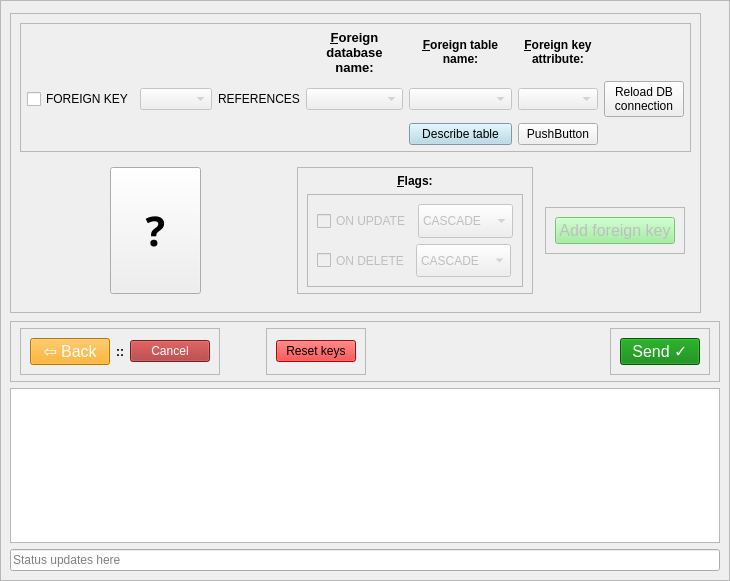
The window that create_table_constructor.ui (TiReks33/adb-explorer) describes before a commit, drawn with Qt 5.
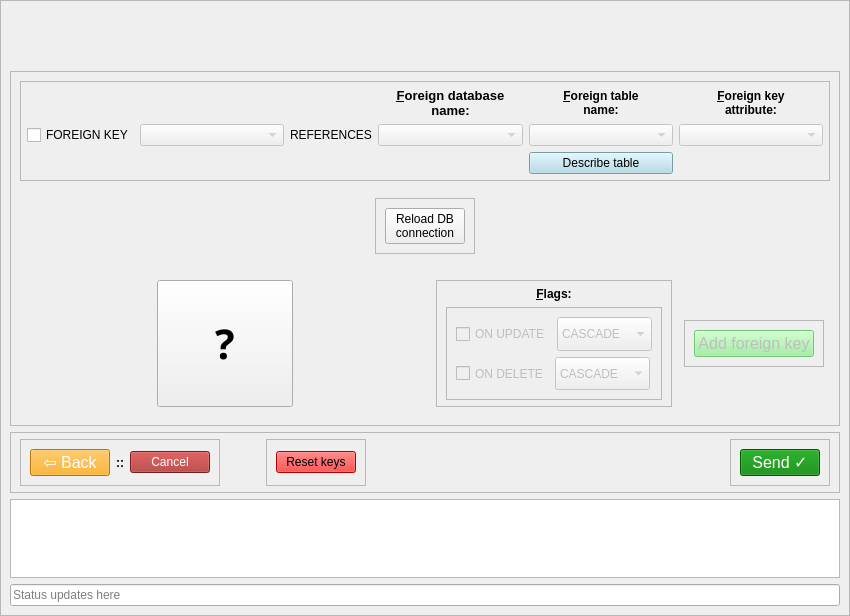
The same window after the commit. The open tabs and pages were chosen to show the change.

```diff
--- a/create_table_constructor.ui
+++ b/create_table_constructor.ui
@@ -6,19 +6,19 @@
    <rect>
     <x>0</x>
     <y>0</y>
-    <width>730</width>
-    <height>581</height>
+    <width>850</width>
+    <height>616</height>
    </rect>
   </property>
   <property name="sizePolicy">
-   <sizepolicy hsizetype="Expanding" vsizetype="Expanding">
+   <sizepolicy hsizetype="Preferred" vsizetype="Preferred">
     <horstretch>0</horstretch>
     <verstretch>0</verstretch>
    </sizepolicy>
   </property>
   <property name="minimumSize">
    <size>
-    <width>730</width>
+    <width>850</width>
     <height>581</height>
    </size>
   </property>
@@ -32,7 +32,7 @@
    <enum>QFrame::Raised</enum>
   </property>
   <property name="currentIndex">
-   <number>2</number>
+   <number>0</number>
   </property>
   <widget class="QWidget" name="page">
    <layout class="QVBoxLayout" name="verticalLayout_4">
@@ -288,8 +288,6 @@
      </spacer>
     </item>
     <item>
-     <layout class="QHBoxLayout" name="horizontalLayout_6">
-      <item>
        <widget class="QFrame" name="frame_4">
         <property name="sizePolicy">
          <sizepolicy hsizetype="Preferred" vsizetype="Preferred">
@@ -749,9 +747,39 @@
                </spacer>
               </item>
               <item>
+             <layout class="QHBoxLayout" name="horizontalLayout_12">
+              <property name="leftMargin">
+               <number>0</number>
+              </property>
+              <property name="topMargin">
+               <number>0</number>
+              </property>
+              <property name="rightMargin">
+               <number>0</number>
+              </property>
+              <property name="bottomMargin">
+               <number>0</number>
+              </property>
+              <item>
+               <spacer name="horizontalSpacer_11">
+                <property name="orientation">
+                 <enum>Qt::Horizontal</enum>
+                </property>
+                <property name="sizeType">
+                 <enum>QSizePolicy::Preferred</enum>
+                </property>
+                <property name="sizeHint" stdset="0">
+                 <size>
+                  <width>40</width>
+                  <height>20</height>
+                 </size>
+                </property>
+               </spacer>
+              </item>
+              <item>
                <widget class="QFrame" name="frame_15">
                 <property name="sizePolicy">
-                 <sizepolicy hsizetype="Expanding" vsizetype="Expanding">
+                 <sizepolicy hsizetype="Preferred" vsizetype="Preferred">
                   <horstretch>0</horstretch>
                   <verstretch>0</verstretch>
                  </sizepolicy>
@@ -762,7 +790,7 @@
                 <property name="frameShadow">
                  <enum>QFrame::Raised</enum>
                 </property>
-                <layout class="QVBoxLayout" name="verticalLayout_15">
+                <layout class="QHBoxLayout" name="horizontalLayout_6">
                  <item>
                   <widget class="QPushButton" name="plus_button_1">
                    <property name="sizePolicy">
@@ -788,6 +816,24 @@
                </widget>
               </item>
               <item>
+               <spacer name="horizontalSpacer_12">
+                <property name="orientation">
+                 <enum>Qt::Horizontal</enum>
+                </property>
+                <property name="sizeType">
+                 <enum>QSizePolicy::Preferred</enum>
+                </property>
+                <property name="sizeHint" stdset="0">
+                 <size>
+                  <width>40</width>
+                  <height>20</height>
+                 </size>
+                </property>
+               </spacer>
+              </item>
+             </layout>
+            </item>
+            <item>
                <spacer name="verticalSpacer_7">
                 <property name="orientation">
                  <enum>Qt::Vertical</enum>
@@ -812,24 +858,6 @@
        </widget>
       </item>
       <item>
-       <spacer name="horizontalSpacer_11">
-        <property name="orientation">
-         <enum>Qt::Horizontal</enum>
-        </property>
-        <property name="sizeType">
-         <enum>QSizePolicy::Preferred</enum>
-        </property>
-        <property name="sizeHint" stdset="0">
-         <size>
-          <width>40</width>
-          <height>20</height>
-         </size>
-        </property>
-       </spacer>
-      </item>
-     </layout>
-    </item>
-    <item>
      <spacer name="verticalSpacer_4">
       <property name="orientation">
        <enum>Qt::Vertical</enum>
@@ -1032,19 +1060,23 @@
    <layout class="QVBoxLayout" name="verticalLayout_12">
     <item>
      <spacer name="verticalSpacer_8">
+      <property name="sizePolicy">
+       <sizepolicy hsizetype="Expanding" vsizetype="Expanding">
+        <horstretch>0</horstretch>
+        <verstretch>0</verstretch>
+       </sizepolicy>
+      </property>
       <property name="orientation">
        <enum>Qt::Vertical</enum>
       </property>
       <property name="sizeHint" stdset="0">
        <size>
-        <width>20</width>
-        <height>40</height>
+        <width>17</width>
+        <height>175</height>
        </size>
       </property>
      </spacer>
     </item>
-    <item>
-     <layout class="QHBoxLayout" name="horizontalLayout_4">
       <item>
        <widget class="QFrame" name="frame_17">
         <property name="sizePolicy">
@@ -1062,6 +1094,12 @@
         <layout class="QVBoxLayout" name="verticalLayout_18">
          <item>
           <widget class="QFrame" name="gridFrame">
+         <property name="sizePolicy">
+          <sizepolicy hsizetype="Expanding" vsizetype="Preferred">
+           <horstretch>0</horstretch>
+           <verstretch>0</verstretch>
+          </sizepolicy>
+         </property>
            <property name="frameShape">
             <enum>QFrame::StyledPanel</enum>
            </property>
@@ -1087,7 +1125,7 @@
             <item row="0" column="4">
              <widget class="QLabel" name="ref_table_lbl_2">
               <property name="sizePolicy">
-               <sizepolicy hsizetype="Expanding" vsizetype="Preferred">
+             <sizepolicy hsizetype="Preferred" vsizetype="Preferred">
                 <horstretch>0</horstretch>
                 <verstretch>0</verstretch>
                </sizepolicy>
@@ -1105,7 +1143,7 @@
                </font>
               </property>
               <property name="text">
-               <string>&lt;u&gt;F&lt;/u&gt;oreign table name:</string>
+             <string>&lt;u&gt;F&lt;/u&gt;oreign table&lt;br&gt;name:</string>
               </property>
               <property name="alignment">
                <set>Qt::AlignCenter</set>
@@ -1118,7 +1156,7 @@
             <item row="1" column="2">
              <widget class="QLabel" name="references_label_2">
               <property name="sizePolicy">
-               <sizepolicy hsizetype="Preferred" vsizetype="Expanding">
+             <sizepolicy hsizetype="Fixed" vsizetype="Expanding">
                 <horstretch>0</horstretch>
                 <verstretch>0</verstretch>
                </sizepolicy>
@@ -1144,7 +1182,7 @@
             <item row="0" column="3">
              <widget class="QLabel" name="ref_DB_lbl_2">
               <property name="sizePolicy">
-               <sizepolicy hsizetype="Preferred" vsizetype="Preferred">
+             <sizepolicy hsizetype="Expanding" vsizetype="Preferred">
                 <horstretch>0</horstretch>
                 <verstretch>0</verstretch>
                </sizepolicy>
@@ -1163,7 +1201,7 @@
                </font>
               </property>
               <property name="text">
-               <string>&lt;u&gt;F&lt;/u&gt;oreign database name:</string>
+             <string>&lt;html&gt;&lt;head/&gt;&lt;body&gt;&lt;p&gt;&lt;span style=&quot; text-decoration: underline;&quot;&gt;F&lt;/span&gt;oreign database&lt;br&gt;name:&lt;/p&gt;&lt;/body&gt;&lt;/html&gt;</string>
               </property>
               <property name="alignment">
                <set>Qt::AlignCenter</set>
@@ -1175,6 +1213,12 @@
             </item>
             <item row="1" column="0">
              <widget class="QCheckBox" name="foreign_key_checkBox_2">
+            <property name="sizePolicy">
+             <sizepolicy hsizetype="Fixed" vsizetype="Fixed">
+              <horstretch>0</horstretch>
+              <verstretch>0</verstretch>
+             </sizepolicy>
+            </property>
               <property name="text">
                <string>FOREIGN KEY</string>
               </property>
@@ -1209,7 +1253,7 @@
             <item row="0" column="5">
              <widget class="QLabel" name="ref_key_lbl_2">
               <property name="sizePolicy">
-               <sizepolicy hsizetype="Preferred" vsizetype="Preferred">
+             <sizepolicy hsizetype="Expanding" vsizetype="Preferred">
                 <horstretch>0</horstretch>
                 <verstretch>0</verstretch>
                </sizepolicy>
@@ -1227,7 +1271,7 @@
                </font>
               </property>
               <property name="text">
-               <string>&lt;u&gt;F&lt;/u&gt;oreign key attribute:</string>
+             <string>&lt;u&gt;F&lt;/u&gt;oreign key&lt;br&gt;attribute:</string>
               </property>
               <property name="alignment">
                <set>Qt::AlignCenter</set>
@@ -1250,24 +1294,10 @@
               </property>
              </widget>
             </item>
-            <item row="1" column="6">
-             <widget class="QPushButton" name="reload_con_button_2">
-              <property name="sizePolicy">
-               <sizepolicy hsizetype="Expanding" vsizetype="Fixed">
-                <horstretch>0</horstretch>
-                <verstretch>0</verstretch>
-               </sizepolicy>
-              </property>
-              <property name="text">
-               <string>Reload DB
-connection</string>
-              </property>
-             </widget>
-            </item>
             <item row="2" column="4">
              <widget class="QPushButton" name="describe_tbl_button_2">
               <property name="sizePolicy">
-               <sizepolicy hsizetype="Expanding" vsizetype="Fixed">
+             <sizepolicy hsizetype="Preferred" vsizetype="Fixed">
                 <horstretch>0</horstretch>
                 <verstretch>0</verstretch>
                </sizepolicy>
@@ -1280,15 +1310,82 @@
               </property>
              </widget>
             </item>
-            <item row="2" column="5">
-             <widget class="QPushButton" name="pushButton">
+         </layout>
+        </widget>
+       </item>
+       <item>
+        <layout class="QHBoxLayout" name="horizontalLayout_4">
+         <property name="leftMargin">
+          <number>11</number>
+         </property>
+         <property name="topMargin">
+          <number>11</number>
+         </property>
+         <property name="rightMargin">
+          <number>11</number>
+         </property>
+         <property name="bottomMargin">
+          <number>11</number>
+         </property>
+         <item>
+          <spacer name="horizontalSpacer_6">
+           <property name="orientation">
+            <enum>Qt::Horizontal</enum>
+           </property>
+           <property name="sizeType">
+            <enum>QSizePolicy::Expanding</enum>
+           </property>
+           <property name="sizeHint" stdset="0">
+            <size>
+             <width>40</width>
+             <height>20</height>
+            </size>
+           </property>
+          </spacer>
+         </item>
+         <item>
+          <widget class="QFrame" name="frame_18">
+           <property name="frameShape">
+            <enum>QFrame::StyledPanel</enum>
+           </property>
+           <property name="frameShadow">
+            <enum>QFrame::Raised</enum>
+           </property>
+           <layout class="QHBoxLayout" name="horizontalLayout_20">
+            <item>
+             <widget class="QPushButton" name="reload_con_button_2">
+              <property name="sizePolicy">
+               <sizepolicy hsizetype="Preferred" vsizetype="Fixed">
+                <horstretch>0</horstretch>
+                <verstretch>0</verstretch>
+               </sizepolicy>
+              </property>
               <property name="text">
-               <string>PushButton</string>
+               <string>Reload DB
+connection</string>
               </property>
              </widget>
             </item>
            </layout>
           </widget>
+         </item>
+         <item>
+          <spacer name="horizontalSpacer_10">
+           <property name="orientation">
+            <enum>Qt::Horizontal</enum>
+           </property>
+           <property name="sizeType">
+            <enum>QSizePolicy::Expanding</enum>
+           </property>
+           <property name="sizeHint" stdset="0">
+            <size>
+             <width>40</width>
+             <height>20</height>
+            </size>
+           </property>
+          </spacer>
+         </item>
+        </layout>
          </item>
          <item>
           <layout class="QHBoxLayout" name="horizontalLayout_13">
@@ -1603,24 +1700,6 @@
          </item>
         </layout>
        </widget>
-      </item>
-      <item>
-       <spacer name="horizontalSpacer_10">
-        <property name="orientation">
-         <enum>Qt::Horizontal</enum>
-        </property>
-        <property name="sizeType">
-         <enum>QSizePolicy::Preferred</enum>
-        </property>
-        <property name="sizeHint" stdset="0">
-         <size>
-          <width>40</width>
-          <height>20</height>
-         </size>
-        </property>
-       </spacer>
-      </item>
-     </layout>
     </item>
     <item>
      <spacer name="verticalSpacer">
```
Lines whose indentation alone changed are shown as unchanged.
